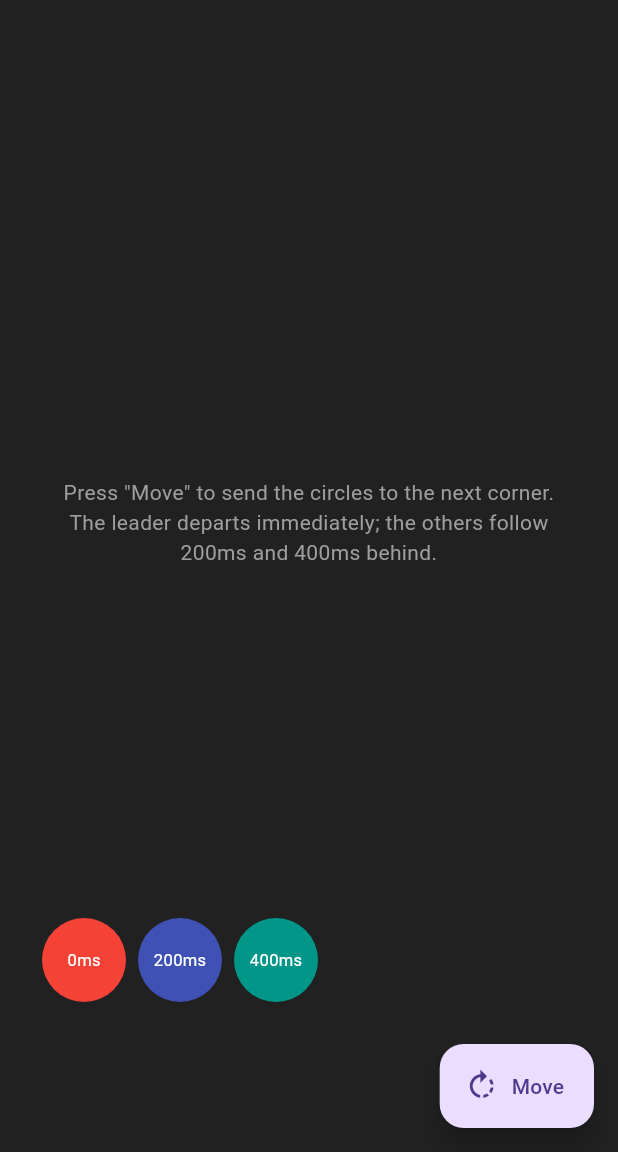
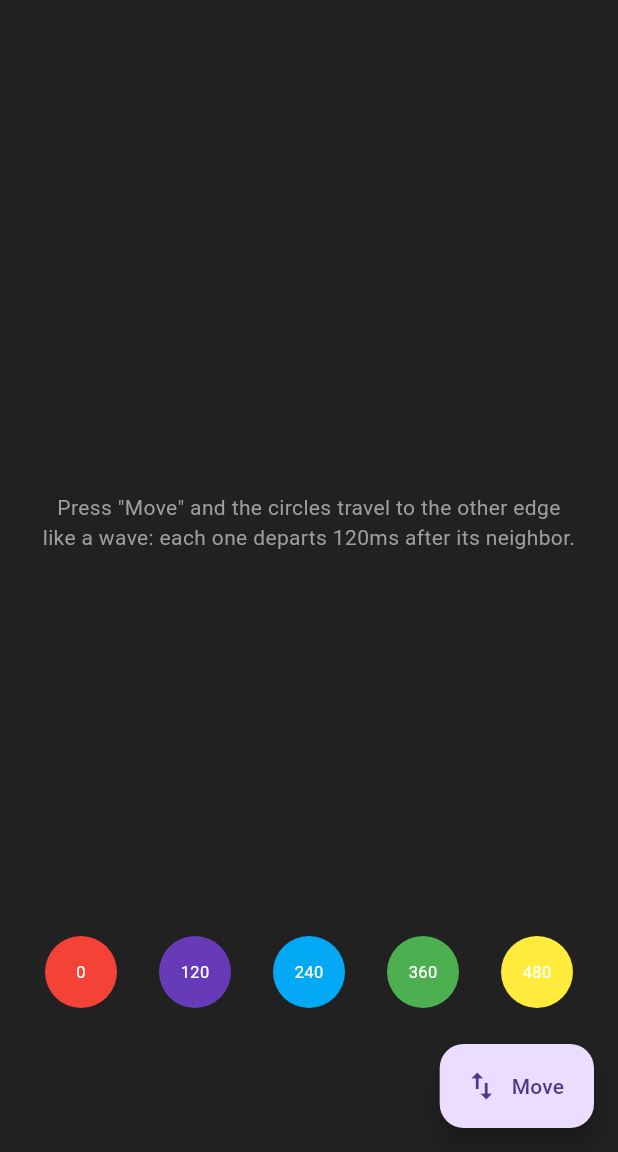
Before and after one commit to chooyan-eng/animated_to, a Flutter app: the screen it shows after launch, in the side drawer, after a tap on "Delayed Animation", on a phone screen of 412 x 824 dp, the part 84-1236 px from its top. Run offline on Flutter 3.47's test engine with Material 3 defaults, Android fonts, the phone set to English and light mode, and no system bars; missing offline and left inert: motor.

Commit message:
change: rework delayed animation example into a vertical wave
Five circles lined up horizontally travel to the opposite vertical
edge on every press, each departing 120ms after its left neighbor so
the row moves like a wave. Replaces the corner-cycling demo.

Co-Authored-By: Claude Fable 5 <noreply@anthropic.com>

```diff
--- a/example/lib/delayed_animation_page.dart
+++ b/example/lib/delayed_animation_page.dart
@@ -3,19 +3,15 @@ import 'package:flutter/material.dart';
 
 /// Demonstrates the `delay` argument of [AnimatedTo].
 ///
-/// Three circles travel around the four corners of the screen, alternating
-/// between a horizontal row and a vertical column:
-///
-///   bottom-left (row) -> top-left (column) -> top-right (row)
-///     -> bottom-right (column) -> back to bottom-left
-///
-/// The first circle moves immediately and the others follow one by one
-/// (index * 200ms), trailing behind like a queue.
+/// Five circles are lined up horizontally. Pressing "Move" sends them all to
+/// the opposite vertical edge, but each circle departs 120ms after the one on
+/// its left — so the row travels like a wave.
 ///
 /// Things to try:
-/// - Press "Move" repeatedly before the trailing circles have departed:
-///   every press reserves its own start (deadlines are never reset), so each
-///   circle still visits the corners in order, just later than the leader.
+/// - Press "Move" again before the wave has finished: every press reserves
+///   its own start (deadlines are never reset), so each circle still visits
+///   both edges in order, trailing behind the leader.
+/// - Switch to "spring" for a bouncy wave with velocity-preserving redirects.
 /// - Turn off "animate" to compare with instant (non-animated) updates.
 class DelayedAnimationPage extends StatefulWidget {
   const DelayedAnimationPage({super.key});
@@ -25,29 +21,17 @@ class DelayedAnimationPage extends StatefulWidget {
 }
 
 class _DelayedAnimationPageState extends State<DelayedAnimationPage> {
-  static const _circleCount = 3;
+  static const _circleCount = 5;
+  static const _delayStep = Duration(milliseconds: 120);
 
-  /// 0: bottom-left (row), 1: top-left (column),
-  /// 2: top-right (row), 3: bottom-right (column)
-  var _corner = 0;
+  bool _isUp = false;
   bool _useSpring = false;
   bool _animationEnabled = true;
 
   final _keys = List.generate(_circleCount, (index) => GlobalKey());
 
-  static const _alignments = [
-    Alignment.bottomLeft,
-    Alignment.topLeft,
-    Alignment.topRight,
-    Alignment.bottomRight,
-  ];
-
   @override
   Widget build(BuildContext context) {
-    final circles = [
-      for (var i = 0; i < _circleCount; i++) _buildCircle(i),
-    ];
-
     return AnimatedToBoundary(
       child: Scaffold(
         appBar: AppBar(
@@ -74,8 +58,8 @@ class _DelayedAnimationPageState extends State<DelayedAnimationPage> {
         ),
         backgroundColor: Colors.grey[900],
         floatingActionButton: FloatingActionButton.extended(
-          onPressed: () => setState(() => _corner = (_corner + 1) % 4),
-          icon: const Icon(Icons.rotate_right),
+          onPressed: () => setState(() => _isUp = !_isUp),
+          icon: const Icon(Icons.swap_vert),
           label: const Text('Move'),
         ),
         body: SafeArea(
@@ -83,24 +67,30 @@ class _DelayedAnimationPageState extends State<DelayedAnimationPage> {
           child: Padding(
             // The bottom inset keeps the movement area above the FAB:
             // 16 (FAB margin) + 48 (extended FAB height) + 8 (gap) + 24 (base).
-            padding: const EdgeInsets.fromLTRB(24, 24, 24, 96),
+            padding: const EdgeInsets.fromLTRB(16, 24, 16, 96),
             child: Stack(
               children: [
                 Center(
                   child: Text(
-                    'Press "Move" to send the circles to the next corner.\n'
-                    'The leader departs immediately; the others follow\n'
-                    '200ms and 400ms behind.',
+                    'Press "Move" and the circles travel to the other edge\n'
+                    'like a wave: each one departs 120ms after its neighbor.',
                     textAlign: TextAlign.center,
                     style: TextStyle(color: Colors.grey[500]),
                   ),
                 ),
-                Align(
-                  alignment: _alignments[_corner],
-                  child: _corner.isEven
-                      ? Row(mainAxisSize: MainAxisSize.min, children: circles)
-                      : Column(
-                          mainAxisSize: MainAxisSize.min, children: circles),
+                Row(
+                  crossAxisAlignment: CrossAxisAlignment.stretch,
+                  children: [
+                    for (var i = 0; i < _circleCount; i++)
+                      Expanded(
+                        child: Align(
+                          alignment: _isUp
+                              ? Alignment.topCenter
+                              : Alignment.bottomCenter,
+                          child: _buildCircle(i),
+                        ),
+                      ),
+                  ],
                 ),
               ],
             ),
@@ -111,21 +101,18 @@ class _DelayedAnimationPageState extends State<DelayedAnimationPage> {
   }
 
   Widget _buildCircle(int index) {
-    final delay = Duration(milliseconds: 200 * index);
-    final child = Padding(
-      padding: const EdgeInsets.all(4),
-      child: Container(
-        width: 56,
-        height: 56,
+    final delay = _delayStep * index;
+    final child = Container(
+      width: 48,
+      height: 48,
       decoration: BoxDecoration(
-          color: Colors.primaries[index * 4 % Colors.primaries.length],
+        color: Colors.primaries[index * 3 % Colors.primaries.length],
         shape: BoxShape.circle,
       ),
       alignment: Alignment.center,
       child: Text(
-          '${delay.inMilliseconds}ms',
+        '${delay.inMilliseconds}',
         style: const TextStyle(color: Colors.white, fontSize: 11),
-        ),
       ),
     );
 
```
Lines whose indentation alone changed are shown as unchanged.
